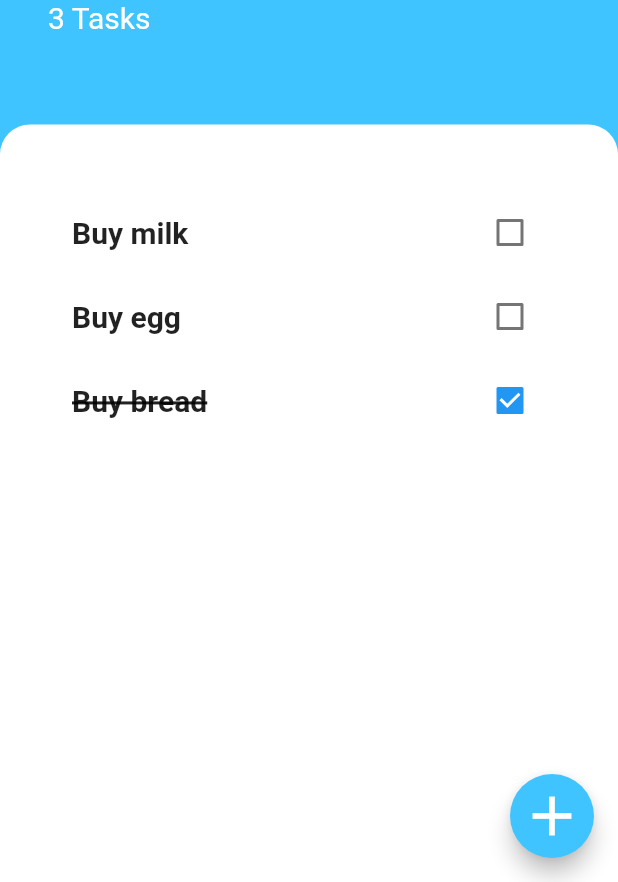
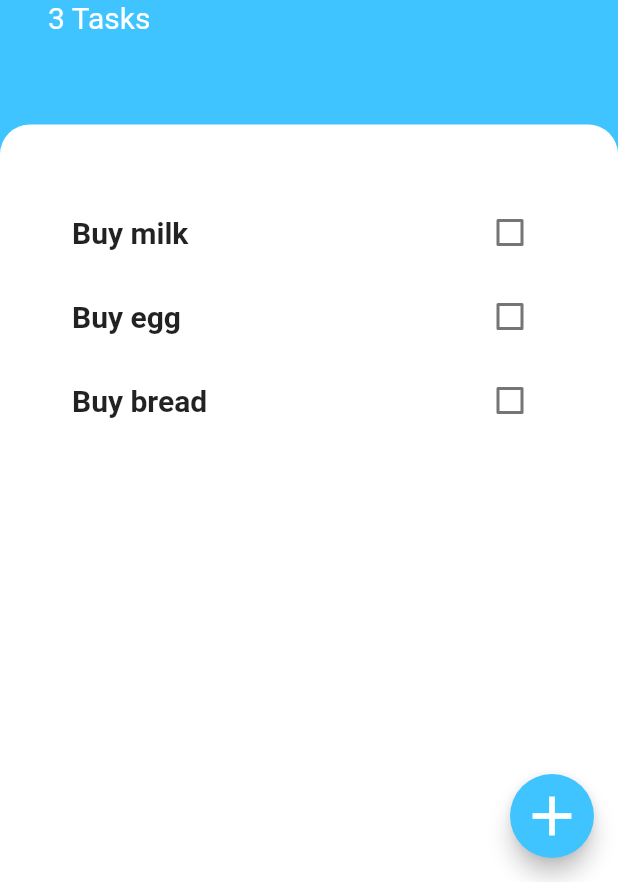
Before and after one commit to Juliennu/Todoey_flutter, a Flutter app: the screen it shows after launch, on a phone screen of 412 x 824 dp, the part 354-1236 px from its top. Run offline on Flutter 3.47's test engine with Material 2 defaults, Android fonts, the phone set to English and light mode, and no system bars.

Commit message:
Task model の更新
1. isDone に初期値を設定
2. toggleDone() メソッドを追加

```diff
--- a/lib/models/task.dart
+++ b/lib/models/task.dart
@@ -1,6 +1,11 @@
 class Task {
   String title;
-  bool isChecked = false;
+  bool isDone;
 
-  Task(this.title, this.isChecked);
+  // isDone に初期値を設定
+  Task(this.title, {this.isDone = false});
+
+  void toggleDone() {
+    isDone = !isDone;
+  }
 }
--- a/lib/screens/tasks_screen.dart
+++ b/lib/screens/tasks_screen.dart
@@ -12,9 +12,9 @@ class TasksScreen extends StatefulWidget {
 class _TasksScreenState extends State<TasksScreen> {
   @override
   Widget build(BuildContext context) {
-    final task1 = Task('Buy milk', false);
-    final task2 = Task('Buy egg', false);
-    final task3 = Task('Buy bread', true);
+    final task1 = Task('Buy milk');
+    final task2 = Task('Buy egg');
+    final task3 = Task('Buy bread');
 
     List<Task> tasks = [task1, task2, task3];
     // Task newTask;
@@ -60,7 +60,7 @@ class _TasksScreenState extends State<TasksScreen> {
                     ),
                     onSubmitted: (value) {
                       setState(() {
-                      final newTask = Task(value, false);
+                        final newTask = Task(value);
                         tasks.add(newTask);
                         Navigator.pop(context);
                       });
--- a/lib/widgets/task_row.dart
+++ b/lib/widgets/task_row.dart
@@ -23,17 +23,18 @@ class _TaskRowState extends State<TaskRow> {
           fontSize: 20,
           fontWeight: FontWeight.bold,
           // 取り消し線
-          decoration: widget.task.isChecked
+          decoration: widget.task.isDone
               ? TextDecoration.lineThrough
               : TextDecoration.none,
           decorationThickness: 2,
         ),
       ),
       trailing: Checkbox(
-          value: widget.task.isChecked,
-          onChanged: (value) {
+          value: widget.task.isDone,
+          activeColor: Colors.lightBlueAccent,
+          onChanged: (newValue) {
             setState(() {
-              widget.task.isChecked = !widget.task.isChecked;
+              widget.task.toggleDone();
             });
           }),
     );
```
Lines whose indentation alone changed are shown as unchanged.
